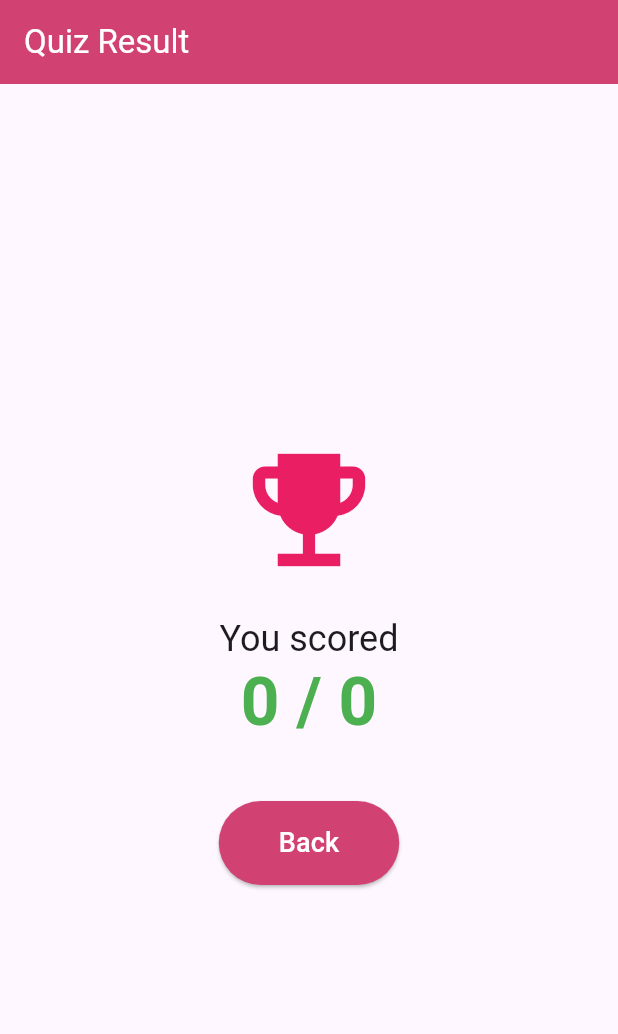
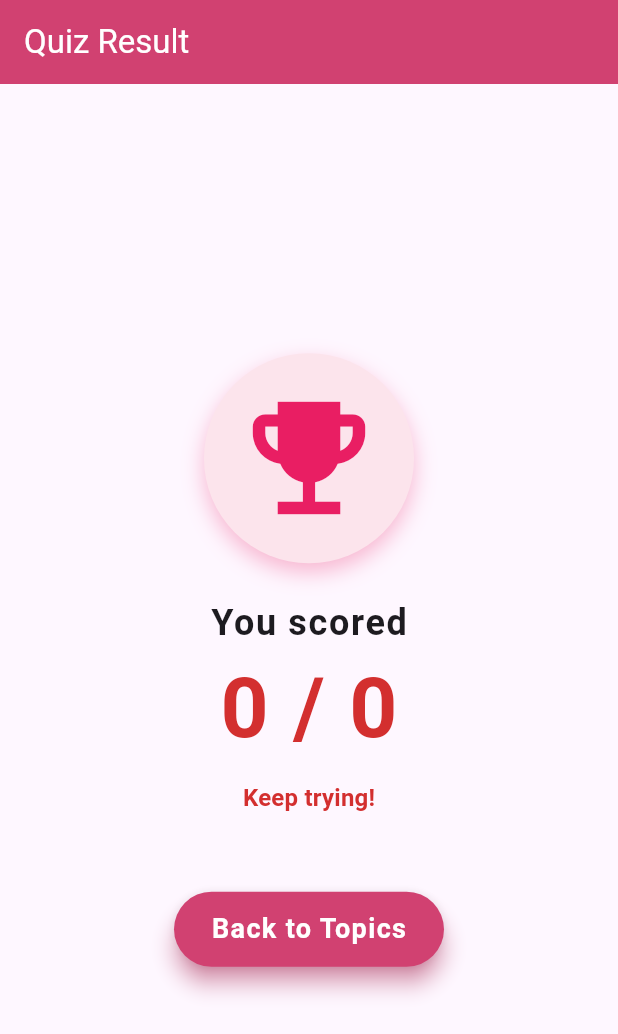
Before and after one commit to kubraaslam/AwarePlus_App, a Flutter app: the QuizResultPage screen opened directly with empty values, on a phone screen of 412 x 824 dp. Shown: the top 1034 px of the screen. Run offline on Flutter 3.47's test engine with Material 3 defaults, Android fonts, the phone set to English and light mode, and no system bars; our stand-ins replace cloud_firestore, firebase_auth, firebase_core, image_picker, share_plus, shared_preferences; accounts and stored records are empty.

Commit message:
Enhancing UI/UX

```diff
--- a/lib/views/quiz_result_view.dart
+++ b/lib/views/quiz_result_view.dart
@@ -12,6 +12,24 @@ class QuizResultPage extends StatelessWidget {
 
   @override
   Widget build(BuildContext context) {
+    final theme = Theme.of(context);
+
+    // Calculate percentage score for dynamic feedback
+    final double percentage = (score / totalQuestions) * 100;
+    String feedbackText;
+    Color feedbackColor;
+
+    if (percentage >= 80) {
+      feedbackText = "Excellent!";
+      feedbackColor = Colors.green.shade700;
+    } else if (percentage >= 50) {
+      feedbackText = "Good effort!";
+      feedbackColor = Colors.orange.shade700;
+    } else {
+      feedbackText = "Keep trying!";
+      feedbackColor = Colors.red.shade700;
+    }
+
     return Scaffold(
       appBar: AppBar(
         title: const Text("Quiz Result"),
@@ -21,34 +39,95 @@ class QuizResultPage extends StatelessWidget {
       ),
       body: Center(
         child: Padding(
-          padding: const EdgeInsets.all(24.0),
+          padding: const EdgeInsets.symmetric(horizontal: 32.0, vertical: 40),
           child: Column(
             mainAxisSize: MainAxisSize.min,
             children: [
-              const Icon(Icons.emoji_events, size: 100, color: Colors.pink),
-              const SizedBox(height: 20),
+              // Trophy icon with a subtle shadow for depth
+              Container(
+                decoration: BoxDecoration(
+                  color: Colors.pink.shade50,
+                  shape: BoxShape.circle,
+                  boxShadow: [
+                    BoxShadow(
+                      color: const Color.fromRGBO(233, 30, 99, 0.3),
+                      blurRadius: 12,
+                      offset: const Offset(0, 6),
+                    ),
+                  ],
+                ),
+                padding: const EdgeInsets.all(20),
+                child: const Icon(
+                  Icons.emoji_events,
+                  size: 100,
+                  color: Colors.pink,
+                ),
+              ),
+
+              const SizedBox(height: 24),
+
               Text(
                 'You scored',
-                style: Theme.of(context).textTheme.headlineSmall,
+                style: theme.textTheme.headlineSmall?.copyWith(
+                  fontWeight: FontWeight.w600,
+                  letterSpacing: 1.1,
+                ),
               ),
+
+              const SizedBox(height: 8),
+
+              // Animated score text for subtle effect (can be expanded with animation controller)
               Text(
                 '$score / $totalQuestions',
-                style: Theme.of(context)
-                    .textTheme
-                    .displayMedium
-                    ?.copyWith(color: Colors.green, fontWeight: FontWeight.bold),
+                style: theme.textTheme.displayMedium?.copyWith(
+                  color: feedbackColor,
+                  fontWeight: FontWeight.bold,
+                  fontSize: 56,
+                  letterSpacing: 1.2,
+                ),
               ),
-              const SizedBox(height: 40),
-              ElevatedButton(
-                onPressed: () {
-                  Navigator.pushNamed(context, '/knowledge'); // Go back to topics
-                },
-                style: ElevatedButton.styleFrom(
-                  backgroundColor: const Color.fromARGB(255, 209, 65, 113),
-                  foregroundColor: Colors.white,
-                  padding: const EdgeInsets.symmetric(horizontal: 40, vertical: 15),
+
+              const SizedBox(height: 16),
+
+              // Feedback text under the score
+              Text(
+                feedbackText,
+                style: theme.textTheme.titleMedium?.copyWith(
+                  color: feedbackColor,
+                  fontWeight: FontWeight.w600,
                 ),
-                child: const Text('Back', style: TextStyle(fontSize: 18)),
+              ),
+
+              const SizedBox(height: 50),
+
+              SizedBox(
+                width: 180,
+                height: 50,
+                child: ElevatedButton(
+                  onPressed: () {
+                    Navigator.pushNamed(
+                      context,
+                      '/knowledge',
+                    ); // Go back to topics
+                  },
+                  style: ElevatedButton.styleFrom(
+                    backgroundColor: const Color.fromARGB(255, 209, 65, 113),
+                    foregroundColor: Colors.white,
+                    shape: RoundedRectangleBorder(
+                      borderRadius: BorderRadius.circular(30),
+                    ),
+                    elevation: 6,
+                    shadowColor: Colors.pinkAccent,
+                  ),
+                  child: const Text(
+                    'Back to Topics',
+                    style: TextStyle(
+                      fontSize: 18,
+                      letterSpacing: 0.9,
+                      fontWeight: FontWeight.w600,
+                    ),
+                  ),
+                ),
               ),
             ],
           ),
```
Also changed, not shown: lib/views/articles_view.dart (+51 -16 lines), lib/views/quiz_view.dart (+53 -16 lines), lib/views/topic_detail_view.dart (+46 -15 lines).
